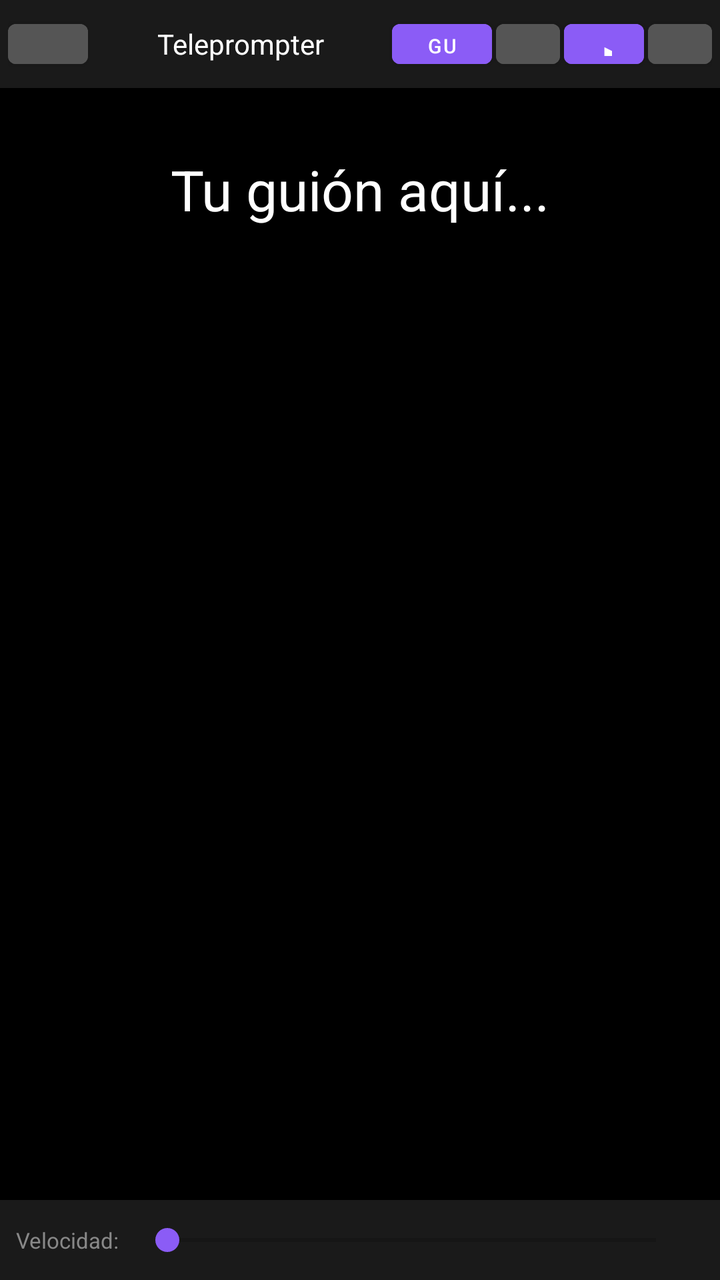
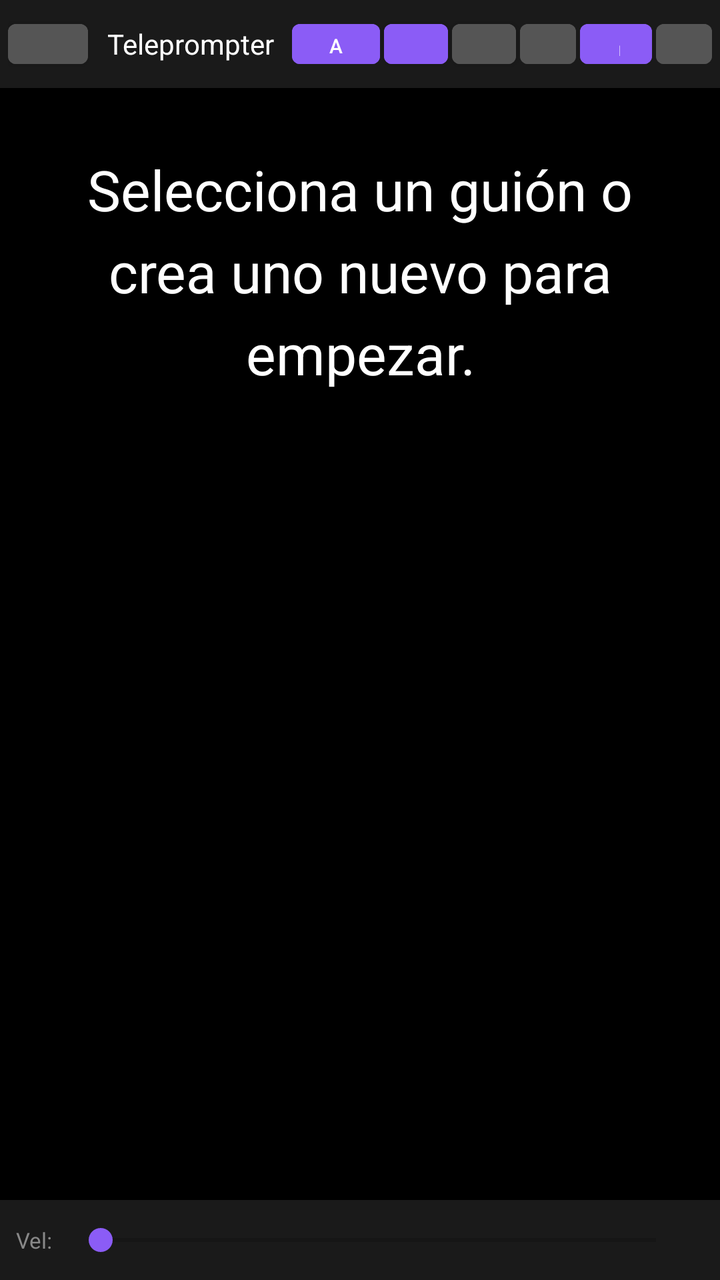

The first picture is an Android layout as it rendered before a commit; the second is the same layout after the commit. The layout source and the unified diff follow.
<!-- AndroidManifest.xml: application theme Theme.Creador360 -->
<!-- res/layout/activity_teleprompter.xml -->
<?xml version="1.0" encoding="utf-8"?>
<LinearLayout xmlns:android="http://schemas.android.com/apk/res/android"
    android:layout_width="match_parent"
    android:layout_height="match_parent"
    android:orientation="vertical"
    android:background="#000000"
    android:keepScreenOn="true">

    <LinearLayout
        android:layout_width="match_parent"
        android:layout_height="44dp"
        android:background="#1A1A1A"
        android:gravity="center_vertical"
        android:orientation="horizontal"
        android:paddingHorizontal="4dp">

        <Button
            android:id="@+id/btnBack"
            android:layout_width="40dp"
            android:layout_height="32dp"
            android:text="←"
            android:textSize="16sp"
            android:backgroundTint="#555555"
            android:minWidth="0dp" />

        <TextView
            android:layout_width="0dp"
            android:layout_height="wrap_content"
            android:layout_weight="1"
            android:text="Teleprompter"
            android:textColor="#FFFFFF"
            android:textSize="14sp"
            android:gravity="center" />

        <Button
            android:id="@+id/btnLoadScript"
            android:layout_width="50dp"
            android:layout_height="32dp"
            android:text="Guión"
            android:textSize="10sp"
            android:backgroundTint="#8B5CF6"
            android:minWidth="0dp" />

        <Button
            android:id="@+id/btnSpeedDown"
            android:layout_width="32dp"
            android:layout_height="32dp"
            android:text="−"
            android:textSize="16sp"
            android:layout_marginStart="2dp"
            android:backgroundTint="#555555"
            android:minWidth="0dp" />

        <Button
            android:id="@+id/btnStartStop"
            android:layout_width="40dp"
            android:layout_height="32dp"
            android:text="▶"
            android:textSize="16sp"
            android:layout_marginStart="2dp"
            android:backgroundTint="#8B5CF6"
            android:minWidth="0dp" />

        <Button
            android:id="@+id/btnSpeedUp"
            android:layout_width="32dp"
            android:layout_height="32dp"
            android:text="+"
            android:textSize="16sp"
            android:layout_marginStart="2dp"
            android:backgroundTint="#555555"
            android:minWidth="0dp" />
    </LinearLayout>

    <ScrollView
        android:layout_width="match_parent"
        android:layout_height="0dp"
        android:layout_weight="1"
        android:padding="32dp">

        <TextView
            android:id="@+id/tvScript"
            android:layout_width="match_parent"
            android:layout_height="wrap_content"
            android:text="Tu guión aquí..."
            android:textColor="#FFFFFF"
            android:textSize="28sp"
            android:lineSpacingExtra="8dp"
            android:gravity="center" />
    </ScrollView>

    <LinearLayout
        android:layout_width="match_parent"
        android:layout_height="40dp"
        android:background="#1A1A1A"
        android:gravity="center"
        android:orientation="horizontal"
        android:paddingHorizontal="8dp">

        <TextView
            android:layout_width="wrap_content"
            android:layout_height="wrap_content"
            android:text="Velocidad:"
            android:textColor="#888888"
            android:textSize="11sp" />

        <SeekBar
            android:id="@+id/seekBarSpeed"
            android:layout_width="0dp"
            android:layout_height="wrap_content"
            android:layout_weight="1"
            android:layout_marginHorizontal="8dp" />
    </LinearLayout>
</LinearLayout>
<!-- resources referenced by this layout -->
<resources>
  <style name="Theme.Creador360" parent="Theme.MaterialComponents.DayNight.NoActionBar">
          <item name="colorPrimary">#8B5CF6</item>
          <item name="colorPrimaryVariant">#7C3AED</item>
          <item name="colorOnPrimary">#FFFFFF</item>
          <item name="colorSecondary">#8B5CF6</item>
          <item name="colorSurface">#FFFFFF</item>
          <item name="colorOnSurface">#333333</item>
          <item name="android:colorBackground">#FAFAFA</item>
          <item name="android:statusBarColor">#FAFAFA</item>
          <item name="android:navigationBarColor">#FFFFFF</item>
      </style>
</resources>

<!-- the commit's change to res/layout/activity_teleprompter.xml (unified diff, before → after) -->
@@ -24,49 +24,71 @@
             android:minWidth="0dp" />
 
         <TextView
+            android:id="@+id/tvCurrentScript"
             android:layout_width="0dp"
             android:layout_height="wrap_content"
             android:layout_weight="1"
             android:text="Teleprompter"
             android:textColor="#FFFFFF"
             android:textSize="14sp"
-            android:gravity="center" />
+            android:gravity="center"
+            android:visibility="visible" />
 
         <Button
             android:id="@+id/btnLoadScript"
-            android:layout_width="50dp"
+            android:layout_width="44dp"
             android:layout_height="32dp"
-            android:text="Guión"
+            android:text="Abrir"
             android:textSize="10sp"
             android:backgroundTint="#8B5CF6"
             android:minWidth="0dp" />
 
         <Button
-            android:id="@+id/btnSpeedDown"
+            android:id="@+id/btnNewScript"
             android:layout_width="32dp"
             android:layout_height="32dp"
+            android:text="+"
+            android:textSize="16sp"
+            android:layout_marginStart="2dp"
+            android:backgroundTint="#8B5CF6"
+            android:minWidth="0dp" />
+
+        <Button
+            android:id="@+id/btnEditScript"
+            android:layout_width="32dp"
+            android:layout_height="32dp"
+            android:text="✏️"
+            android:textSize="12sp"
+            android:layout_marginStart="2dp"
+            android:backgroundTint="#555555"
+            android:minWidth="0dp" />
+
+        <Button
+            android:id="@+id/btnSpeedDown"
+            android:layout_width="28dp"
+            android:layout_height="32dp"
             android:text="−"
-            android:textSize="16sp"
+            android:textSize="14sp"
             android:layout_marginStart="2dp"
             android:backgroundTint="#555555"
             android:minWidth="0dp" />
 
         <Button
             android:id="@+id/btnStartStop"
-            android:layout_width="40dp"
+            android:layout_width="36dp"
             android:layout_height="32dp"
             android:text="▶"
-            android:textSize="16sp"
+            android:textSize="14sp"
             android:layout_marginStart="2dp"
             android:backgroundTint="#8B5CF6"
             android:minWidth="0dp" />
 
         <Button
             android:id="@+id/btnSpeedUp"
-            android:layout_width="32dp"
+            android:layout_width="28dp"
             android:layout_height="32dp"
             android:text="+"
-            android:textSize="16sp"
+            android:textSize="14sp"
             android:layout_marginStart="2dp"
             android:backgroundTint="#555555"
             android:minWidth="0dp" />
@@ -82,7 +104,7 @@
             android:id="@+id/tvScript"
             android:layout_width="match_parent"
             android:layout_height="wrap_content"
-            android:text="Tu guión aquí..."
+            android:text="Selecciona un guión o crea uno nuevo para empezar."
             android:textColor="#FFFFFF"
             android:textSize="28sp"
             android:lineSpacingExtra="8dp"
@@ -100,7 +122,7 @@
         <TextView
             android:layout_width="wrap_content"
             android:layout_height="wrap_content"
-            android:text="Velocidad:"
+            android:text="Vel:"
             android:textColor="#888888"
             android:textSize="11sp" />
 
